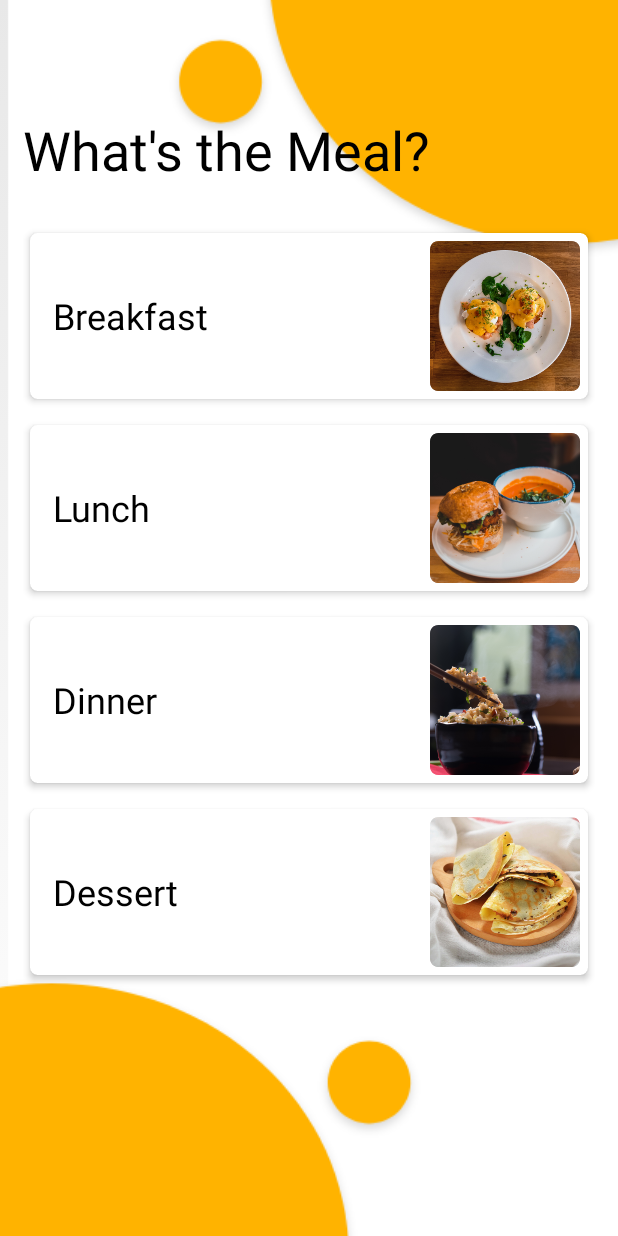
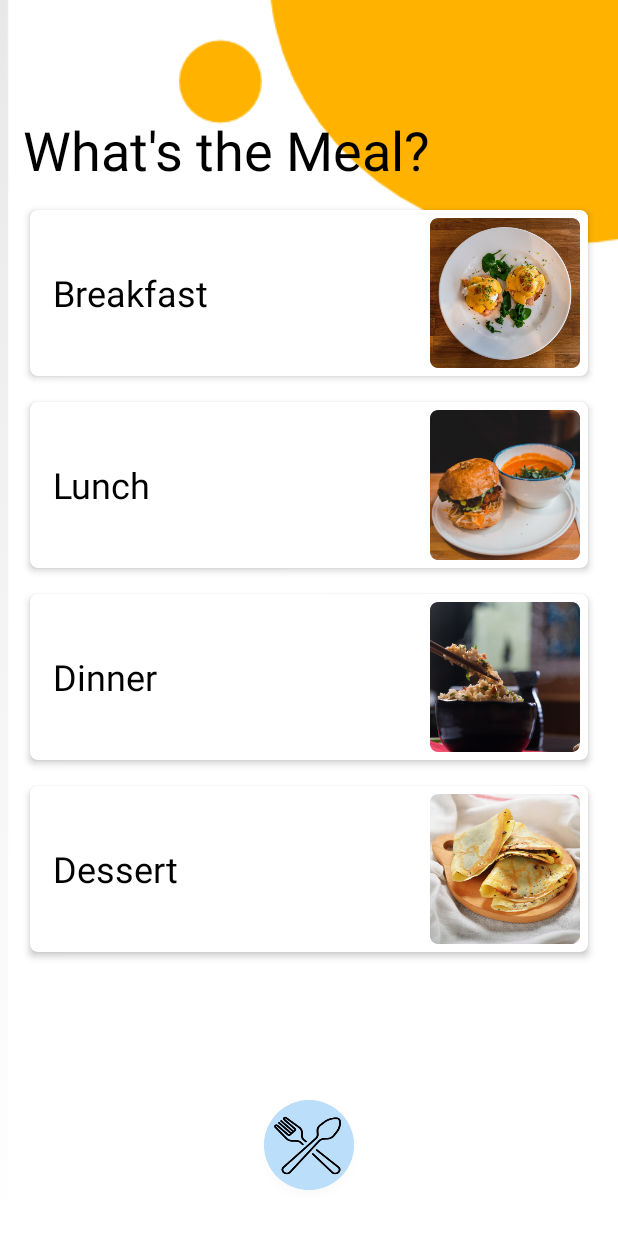
Before and after one commit to DrewTJohnson/Recipe-App, an Android app: the layout activity_home_screen.xml on its own in the app's theme, with its tools: preview values and no code run, on a phone screen of 412 x 824 dp. Run offline under Robolectric (Android 15) with nearby library versions, the phone set to English and light mode, and no system bars.

Commit message:
Began creation of general menu/menu button

```diff
--- a/app/src/main/AndroidManifest.xml
+++ b/app/src/main/AndroidManifest.xml
@@ -3,6 +3,7 @@
     package="com.example.recipeapp">
 
     <uses-permission android:name="android.permission.INTERNET" />
+    <uses-permission android:name="android.permission.ACCESS_NETWORK_STATE"/>
 
     <application
         android:allowBackup="true"
--- a/app/src/main/java/com/example/recipeapp/HomeScreenActivity.kt
+++ b/app/src/main/java/com/example/recipeapp/HomeScreenActivity.kt
@@ -1,12 +1,18 @@
 package com.example.recipeapp
 
+import android.animation.ObjectAnimator
+import android.animation.PropertyValuesHolder
 import android.app.Activity
 import android.content.Intent
 import androidx.appcompat.app.AppCompatActivity
 import android.os.Bundle
+import android.util.Property
+import android.view.MotionEvent
+import android.view.View
 import android.view.WindowManager
 import kotlinx.android.synthetic.main.activity_home_screen.*
 import kotlinx.android.synthetic.main.activity_main.*
+import kotlinx.android.synthetic.main.menu_button.*
 
 class HomeScreenActivity : Activity() {
     override fun onCreate(savedInstanceState: Bundle?) {
@@ -17,5 +23,18 @@ class HomeScreenActivity : Activity() {
             val recipeList = Intent(this, RecipeListActivity::class.java)
             startActivity(recipeList)
         }
+
+//        menuButton.setOnClickListener() {
+//            buttonGrow()
+//        }
+    }
+
+    private fun buttonGrow() {
+        val scaleX = PropertyValuesHolder.ofFloat(View.SCALE_X, 10f)
+        val scaleY = PropertyValuesHolder.ofFloat(View.SCALE_Y, 10f)
+
+        val animator = ObjectAnimator.ofPropertyValuesHolder(menuButton, scaleX, scaleY)
+
+        animator.start()
     }
 }
--- a/app/src/main/java/com/example/recipeapp/MainActivity.kt
+++ b/app/src/main/java/com/example/recipeapp/MainActivity.kt
@@ -14,6 +14,8 @@ import android.widget.Toast
 import com.google.android.gms.tasks.OnCompleteListener
 import com.google.firebase.auth.AuthResult
 import com.google.firebase.auth.FirebaseAuth
+import com.google.firebase.auth.ktx.auth
+import com.google.firebase.ktx.Firebase
 import kotlinx.android.synthetic.main.activity_main.*
 
 class MainActivity : Activity() {
@@ -39,6 +41,8 @@ class MainActivity : Activity() {
         resetPasswordTV = havingTrouble
 
         auth = FirebaseAuth.getInstance()
+
+        checkCurrentUser()
 
         getWindow().setFlags(
             WindowManager.LayoutParams.FLAG_FULLSCREEN,
@@ -73,7 +77,18 @@ class MainActivity : Activity() {
         resetPasswordTV.setOnClickListener {
             val resetPassword = Intent(this, ResetPasswordActivity::class.java)
             startActivity(resetPassword)
+        }
+    }
+
+    private fun checkCurrentUser() {
+        val user = Firebase.auth.currentUser
+        if(user != null) {
+            val intent = Intent(this, HomeScreenActivity::class.java)
+            startActivity(intent)
             finish()
+            //user is signed in
+        } else {
+            //user is not signed in
         }
     }
 }
--- /dev/null
+++ b/app/src/main/res/drawable/rounded_corners.xml
@@ -0,0 +1,7 @@
+<?xml version="1.0" encoding="utf-8"?>
+<shape xmlns:android="http://schemas.android.com/apk/res/android"
+    android:shape="oval">
+    <solid android:color="#BBDEFB" />
+    <size android:width="60dp"
+        android:height="60dp" />
+</shape>
--- a/app/src/main/res/layout/activity_home_screen.xml
+++ b/app/src/main/res/layout/activity_home_screen.xml
@@ -1,5 +1,5 @@
 <?xml version="1.0" encoding="utf-8"?>
-<FrameLayout xmlns:android="http://schemas.android.com/apk/res/android"
+<androidx.constraintlayout.widget.ConstraintLayout xmlns:android="http://schemas.android.com/apk/res/android"
     xmlns:app="http://schemas.android.com/apk/res-auto"
     xmlns:tools="http://schemas.android.com/tools"
     android:layout_width="match_parent"
@@ -9,10 +9,10 @@
     <ImageView
         android:layout_width="match_parent"
         android:layout_height="match_parent"
-        android:src="@drawable/ic_background"
+        android:src="@drawable/ic_background_alt"
         android:scaleType="center" />
 
-    <LinearLayout
+    <androidx.constraintlayout.widget.ConstraintLayout
         android:layout_width="match_parent"
         android:layout_height="match_parent"
         android:layout_marginLeft="15dp"
@@ -21,12 +21,15 @@
         android:orientation="vertical">
 
         <TextView
+            android:id="@+id/tvTitle"
             android:layout_width="wrap_content"
             android:layout_height="wrap_content"
             android:text="What's the Meal?"
             android:textColor="@android:color/black"
             android:textSize="36sp"
-            android:layout_marginBottom="15dp"/>
+            android:layout_marginBottom="15dp"
+            app:layout_constraintLeft_toLeftOf="parent"
+            app:layout_constraintBottom_toTopOf="@+id/cvBreakfastCard"/>
 
         <androidx.cardview.widget.CardView
             android:id="@+id/cvBreakfastCard"
@@ -35,7 +38,10 @@
             android:layout_marginTop="10dp"
             app:cardUseCompatPadding="true"
             app:cardCornerRadius="5dp"
-            app:cardElevation="3dp">
+            app:cardElevation="3dp"
+            app:layout_constraintLeft_toLeftOf="parent"
+            app:layout_constraintRight_toRightOf="parent"
+            app:layout_constraintTop_toBottomOf="@id/tvTitle">
 
             <LinearLayout
                 android:layout_width="match_parent"
@@ -63,12 +69,16 @@
         </androidx.cardview.widget.CardView>
 
         <androidx.cardview.widget.CardView
+            android:id="@+id/cvLunchCard"
             android:layout_width="match_parent"
             android:layout_height="wrap_content"
             android:layout_marginTop="5dp"
             app:cardUseCompatPadding="true"
             app:cardCornerRadius="5dp"
-            app:cardElevation="3dp">
+            app:cardElevation="3dp"
+            app:layout_constraintLeft_toLeftOf="parent"
+            app:layout_constraintRight_toRightOf="parent"
+            app:layout_constraintTop_toBottomOf="@id/cvBreakfastCard">
 
             <LinearLayout
                 android:layout_width="match_parent"
@@ -96,12 +106,16 @@
         </androidx.cardview.widget.CardView>
 
         <androidx.cardview.widget.CardView
+            android:id="@+id/cvDinnerCard"
             android:layout_width="match_parent"
             android:layout_height="wrap_content"
             android:layout_marginTop="5dp"
             app:cardUseCompatPadding="true"
             app:cardCornerRadius="5dp"
-            app:cardElevation="3dp">
+            app:cardElevation="3dp"
+            app:layout_constraintLeft_toLeftOf="parent"
+            app:layout_constraintRight_toRightOf="parent"
+            app:layout_constraintTop_toBottomOf="@id/cvLunchCard">
 
             <LinearLayout
                 android:layout_width="match_parent"
@@ -129,12 +143,16 @@
         </androidx.cardview.widget.CardView>
 
         <androidx.cardview.widget.CardView
+            android:id="@+id/cvDessertCard"
             android:layout_width="match_parent"
             android:layout_height="wrap_content"
             android:layout_marginTop="5dp"
             app:cardUseCompatPadding="true"
             app:cardCornerRadius="5dp"
-            app:cardElevation="3dp">
+            app:cardElevation="3dp"
+            app:layout_constraintLeft_toLeftOf="parent"
+            app:layout_constraintRight_toRightOf="parent"
+            app:layout_constraintTop_toBottomOf="@id/cvDinnerCard">
 
             <LinearLayout
                 android:layout_width="match_parent"
@@ -162,6 +180,18 @@
         </androidx.cardview.widget.CardView>
 
 
+    </androidx.constraintlayout.widget.ConstraintLayout>
+
+    <LinearLayout
+        android:layout_width="match_parent"
+        android:layout_height="wrap_content"
+        android:orientation="horizontal"
+        app:layout_constraintLeft_toLeftOf="parent"
+        app:layout_constraintRight_toRightOf="parent"
+        app:layout_constraintBottom_toBottomOf="parent">
+
+        <include layout="@layout/menu_button" />
+
     </LinearLayout>
 
-</FrameLayout>
+</androidx.constraintlayout.widget.ConstraintLayout>
--- /dev/null
+++ b/app/src/main/res/layout/menu_button.xml
@@ -0,0 +1,19 @@
+<?xml version="1.0" encoding="utf-8"?>
+<LinearLayout xmlns:android="http://schemas.android.com/apk/res/android"
+    xmlns:tools="http://schemas.android.com/tools"
+    android:layout_width="match_parent"
+    android:layout_height="wrap_content"
+    android:gravity="center"
+    android:layout_marginBottom="25dp"
+    tools:showIn="@layout/activity_main" >
+
+    <ImageButton
+        android:id="@+id/menuButton"
+        android:layout_width="60dp"
+        android:layout_height="60dp"
+        android:layout_margin="5dp"
+        android:scaleType="fitCenter"
+        android:background="@drawable/rounded_corners"
+        android:src="@drawable/ic_menu_button"
+        android:elevation="3dp"/>
+</LinearLayout>
```
Also changed, not shown: app/src/main/res/drawable-v24/ic_background_alt.png (added), app/src/main/res/drawable/ic_menu_button.png (added).
